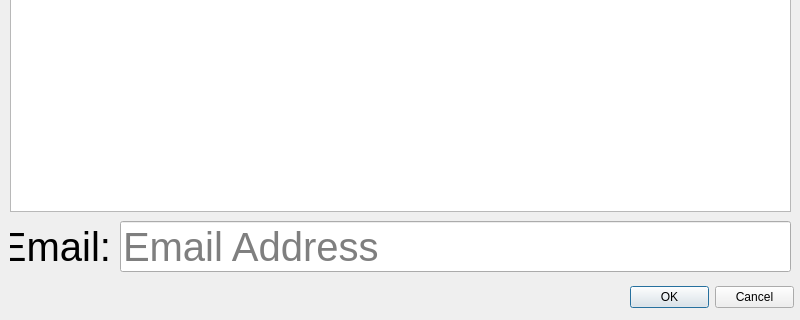
First picture: the form in emaildialog.ui, repository zaphodbe/SantaShip, before the edit; both pictures show x 0 to 800 and y 189 to 509 of the 800 by 509 pixel window.
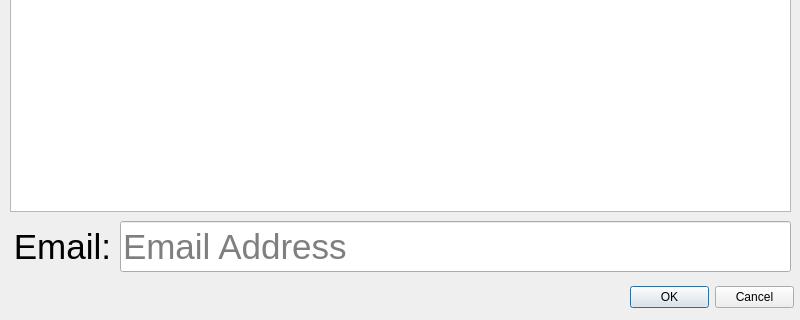
Second picture: the form after the edit.

Commit message: Updating E-Mail dialog text sizes

```diff
--- a/emaildialog.ui
+++ b/emaildialog.ui
@@ -24,7 +24,7 @@
    </property>
    <property name="font">
     <font>
-     <pointsize>30</pointsize>
+     <pointsize>26</pointsize>
     </font>
    </property>
    <property name="inputMask">
@@ -45,7 +45,7 @@
    </property>
    <property name="font">
     <font>
-     <pointsize>30</pointsize>
+     <pointsize>26</pointsize>
     </font>
    </property>
    <property name="text">
```
Left out of the diff: 2 changed lines with no effect on the pictures.
